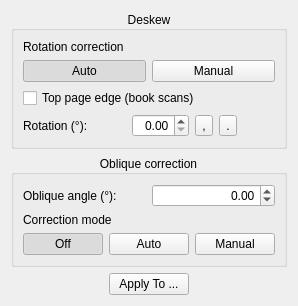
Above: src/core/filters/deskew/OptionsWidget.ui from karnigen/scantailor-advanced before the change. Below: the same form after it.
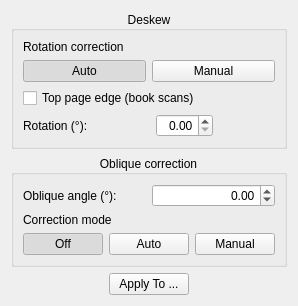
That is the form after the change. Custom widgets are drawn as their Qt base class.

Commit message: Remove Deskew rotation buttons

The edit to the form file:
```diff
--- a/src/core/filters/deskew/OptionsWidget.ui
+++ b/src/core/filters/deskew/OptionsWidget.ui
@@ -113,45 +113,7 @@
             <bool>false</bool>
            </property>
           <property name="singleStep">
-           <double>0.010000000000000</double>
-          </property>
-         </widget>
-        </item>
-        <item>
-         <widget class="QToolButton" name="rotateLeftBtn">
-          <property name="text">
-           <string>,</string>
-          </property>
-          <property name="iconSize">
-           <size>
-            <width>16</width>
-            <height>16</height>
-           </size>
-          </property>
-          <property name="toolButtonStyle">
-           <enum>Qt::ToolButtonTextBesideIcon</enum>
-          </property>
-          <property name="toolTip">
-           <string>Rotate the page counter-clockwise by 0.10 degrees. Shortcut: comma.</string>
-          </property>
-         </widget>
-        </item>
-        <item>
-         <widget class="QToolButton" name="rotateRightBtn">
-          <property name="text">
-           <string>.</string>
-          </property>
-          <property name="iconSize">
-           <size>
-            <width>16</width>
-            <height>16</height>
-           </size>
-          </property>
-          <property name="toolButtonStyle">
-           <enum>Qt::ToolButtonTextBesideIcon</enum>
-          </property>
-          <property name="toolTip">
-           <string>Rotate the page clockwise by 0.10 degrees. Shortcut: period.</string>
+           <double>0.100000000000000</double>
           </property>
          </widget>
         </item>
```
The commit also changes 2 other files.
